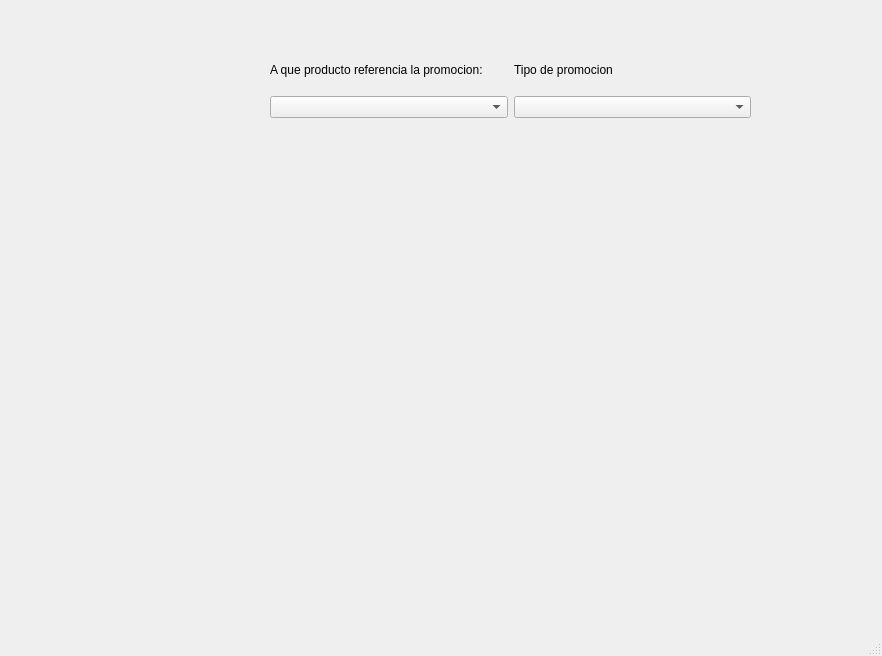
Old version of the form RawInterfaces/Promociones.ui in the repository Ventthos/PollosExpress.
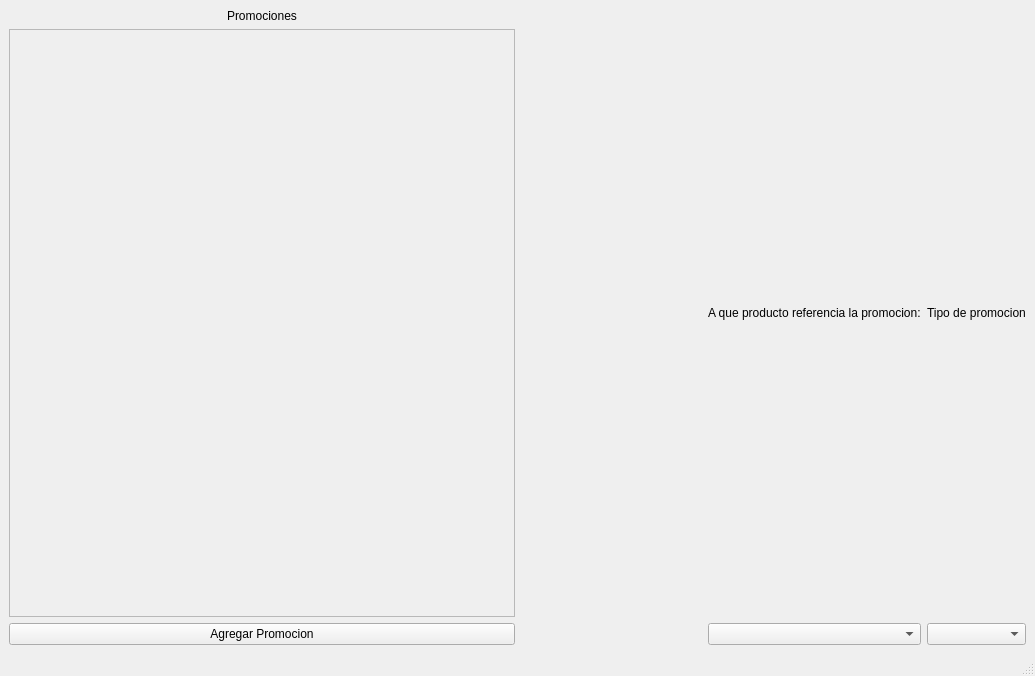
New version of the form.

What changed in the file:
```diff
--- a/RawInterfaces/Promociones.ui
+++ b/RawInterfaces/Promociones.ui
@@ -6,46 +6,91 @@
    <rect>
     <x>0</x>
     <y>0</y>
-    <width>882</width>
-    <height>656</height>
+    <width>1035</width>
+    <height>676</height>
    </rect>
   </property>
   <property name="windowTitle">
    <string>Promociones</string>
   </property>
   <widget class="QWidget" name="centralwidget">
-   <widget class="QWidget" name="gridLayoutWidget">
+   <layout class="QHBoxLayout" name="horizontalLayout">
+    <item>
+     <layout class="QVBoxLayout" name="verticalLayout">
+      <item>
+       <widget class="QLabel" name="label_3">
+        <property name="text">
+         <string>Promociones</string>
+        </property>
+        <property name="alignment">
+         <set>Qt::AlignCenter</set>
+        </property>
+       </widget>
+      </item>
+      <item>
+       <widget class="QScrollArea" name="scrollAreaPromociones">
+        <property name="widgetResizable">
+         <bool>true</bool>
+        </property>
+        <widget class="QWidget" name="scrollAreaWidgetContents">
     <property name="geometry">
      <rect>
-      <x>270</x>
-      <y>50</y>
-      <width>481</width>
-      <height>68</height>
-     </rect>
-    </property>
+           <x>0</x>
+           <y>0</y>
+           <width>502</width>
+           <height>547</height>
+          </rect>
+         </property>
+        </widget>
+       </widget>
+      </item>
+      <item>
+       <widget class="QPushButton" name="BotonAgregarPromocion">
+        <property name="text">
+         <string>Agregar Promocion</string>
+        </property>
+       </widget>
+      </item>
+     </layout>
+    </item>
+    <item>
     <layout class="QGridLayout" name="gridLayout">
-     <item row="0" column="0">
-      <widget class="QLabel" name="label">
-       <property name="text">
-        <string>A que producto referencia la promocion:</string>
-       </property>
-      </widget>
-     </item>
-     <item row="1" column="0">
-      <widget class="QComboBox" name="PromocionBox"/>
-     </item>
      <item row="1" column="1">
-      <widget class="QComboBox" name="TipoPromocionBox"/>
-     </item>
-     <item row="0" column="1">
+       <widget class="QComboBox" name="PromocionBox"/>
+      </item>
+      <item row="0" column="2">
       <widget class="QLabel" name="label_2">
        <property name="text">
         <string>Tipo de promocion</string>
        </property>
       </widget>
      </item>
-    </layout>
-   </widget>
+      <item row="1" column="2">
+       <widget class="QComboBox" name="TipoPromocionBox"/>
+      </item>
+      <item row="0" column="1">
+       <widget class="QLabel" name="label">
+        <property name="text">
+         <string>A que producto referencia la promocion:</string>
+        </property>
+       </widget>
+      </item>
+      <item row="0" column="0">
+       <spacer name="horizontalSpacer">
+        <property name="orientation">
+         <enum>Qt::Horizontal</enum>
+        </property>
+        <property name="sizeHint" stdset="0">
+         <size>
+          <width>40</width>
+          <height>20</height>
+         </size>
+        </property>
+       </spacer>
+      </item>
+     </layout>
+    </item>
+   </layout>
   </widget>
   <widget class="QMenuBar" name="menubar">
    <property name="geometry">
```
Left out of the diff: 2 changed lines with no effect on the pictures. Lines whose indentation alone changed are shown as unchanged.
